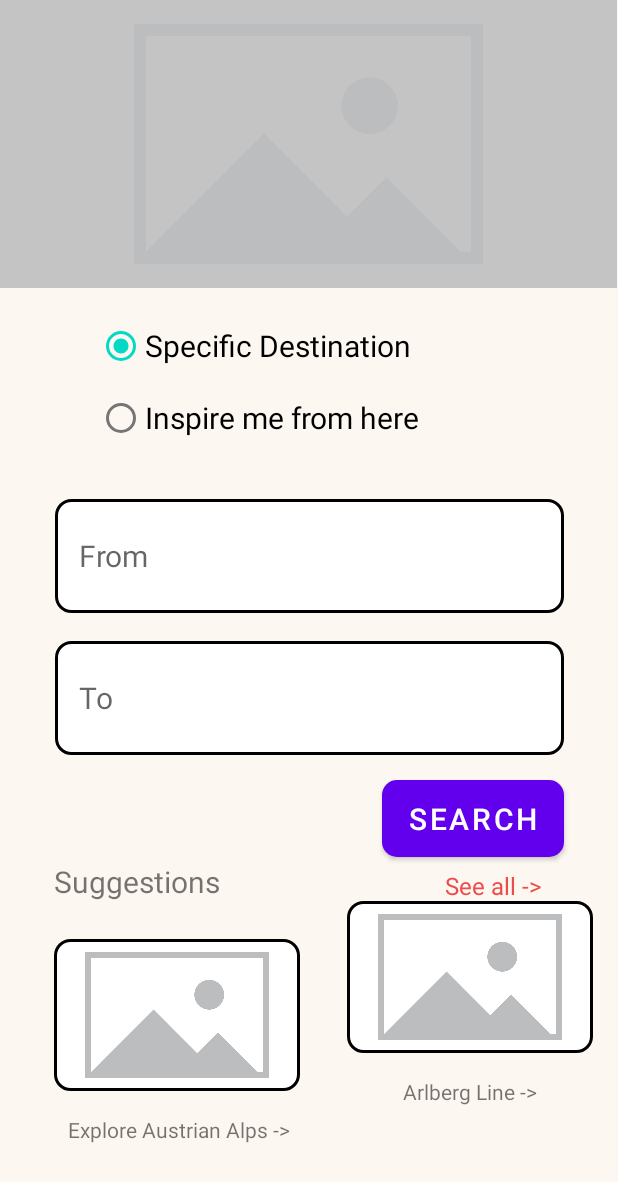
After one commit to wythayt/M3_1_114_Thema_Bahnreise_Routenplaner_fuer_landschaftlich_attraktive_Strecken, an Android app: the layout fragment_search_test.xml on its own in the app's theme, with its tools: preview values and no code run, on a phone screen of 412 x 824 dp. The commit adds this screen. Shown: the top 1182 px of the screen. Run offline under Robolectric (Android 15) with nearby library versions, the phone set to English and light mode, and no system bars.

Commit message:
Test Version

```diff
--- a/app/src/main/java/com/example/m3_app/ui/home/HomeFragment.java
+++ b/app/src/main/java/com/example/m3_app/ui/home/HomeFragment.java
@@ -24,6 +24,7 @@ public class HomeFragment extends Fragment {
         binding = FragmentHomeBinding.inflate(inflater, container, false);
         View root = binding.getRoot();
 
+
         final TextView textView = binding.textHome;
         homeViewModel.getText().observe(getViewLifecycleOwner(), textView::setText);
         return root;
--- /dev/null
+++ b/app/src/main/java/com/example/m3_app/ui/home/SearchFragmentTest.java
@@ -0,0 +1,48 @@
+package com.example.m3_app.ui.home;
+
+import android.graphics.Color;
+import android.os.Bundle;
+import android.view.LayoutInflater;
+import android.view.View;
+import android.view.ViewGroup;
+import android.widget.Toast;
+
+import androidx.annotation.NonNull;
+import androidx.fragment.app.Fragment;
+
+import com.example.m3_app.databinding.FragmentSearchBinding;
+import com.example.m3_app.R;
+
+public class SearchFragmentTest extends Fragment {
+    private FragmentSearchBinding binding;
+
+    public View onCreateView(@NonNull LayoutInflater inflater,
+                             ViewGroup container, Bundle savedInstanceState) {
+        binding = FragmentSearchBinding.inflate(inflater, container, false);
+        View root = binding.getRoot();
+
+        binding.radioGroup1.setOnCheckedChangeListener((group, checkedId) -> {
+            if (checkedId == R.id.radio_specific) {
+                binding.editTextTo2.setVisibility(View.VISIBLE);
+            } else if (checkedId == R.id.radio_inspire) {
+                binding.editTextTo2.setVisibility(View.GONE);
+            }
+        });
+        binding.searchButton.setBackgroundColor(Color.parseColor("#E63946"));
+        binding.searchButton.setOnClickListener(v -> {
+            String from = binding.editTextFrom1.getText().toString();
+            String to = binding.editTextTo2.getText().toString();
+
+            Toast.makeText(getContext(), "From: " + from + ", To: " + to, Toast.LENGTH_SHORT).show();
+        });
+
+        return root;
+    }
+
+    @Override
+    public void onDestroyView() {
+        super.onDestroyView();
+        binding = null;
+    }
+
+}
--- /dev/null
+++ b/app/src/main/res/drawable/botton_backround.xml
@@ -0,0 +1,9 @@
+<?xml version="1.0" encoding="utf-8"?>
+<shape xmlns:android="http://schemas.android.com/apk/res/android"
+    android:shape="rectangle">
+
+    <solid android:color="#EE4B4B"/>
+
+    <corners android:radius="10dp"/>
+
+</shape>
--- /dev/null
+++ b/app/src/main/res/drawable/searchbox_background.xml
@@ -0,0 +1,13 @@
+<?xml version="1.0" encoding="utf-8"?>
+    <shape xmlns:android="http://schemas.android.com/apk/res/android"
+        android:shape="rectangle">
+
+        <solid android:color="@android:color/white"/> <!-- inside color -->
+
+        <stroke
+            android:width="2dp"
+            android:color="@android:color/black" /> <!-- border -->
+
+        <corners android:radius="10dp"/> <!-- rounded corners -->
+
+    </shape>
--- /dev/null
+++ b/app/src/main/res/layout/fragment_search_test.xml
@@ -0,0 +1,185 @@
+<?xml version="1.0" encoding="utf-8"?>
+<androidx.constraintlayout.widget.ConstraintLayout xmlns:android="http://schemas.android.com/apk/res/android"
+    xmlns:app="http://schemas.android.com/apk/res-auto"
+    xmlns:tools="http://schemas.android.com/tools"
+    android:layout_width="match_parent"
+    android:layout_height="match_parent"
+    android:background="#FDF7F1">
+
+    <RadioGroup
+        android:id="@+id/radioGroup1"
+        android:layout_width="283dp"
+        android:layout_height="113dp"
+        android:orientation="vertical"
+        app:layout_constraintBottom_toBottomOf="parent"
+        app:layout_constraintEnd_toEndOf="parent"
+        app:layout_constraintStart_toStartOf="parent"
+        app:layout_constraintTop_toBottomOf="@+id/imageView"
+        app:layout_constraintVertical_bias="0.028">
+
+        <RadioButton
+            android:id="@+id/radio_specific"
+            android:layout_width="match_parent"
+            android:layout_height="wrap_content"
+            android:checked="true"
+            android:text="Specific Destination"
+            android:textSize="20sp"
+            app:layout_constraintEnd_toEndOf="parent"
+            app:layout_constraintHorizontal_bias="0.486"
+            app:layout_constraintStart_toStartOf="parent"
+            tools:layout_editor_absoluteY="184dp" />
+
+        <RadioButton
+            android:id="@+id/radio_inspire"
+            android:layout_width="match_parent"
+            android:layout_height="wrap_content"
+            android:text="Inspire me from here"
+            android:textSize="20sp"
+            app:layout_constraintEnd_toEndOf="parent"
+            app:layout_constraintHorizontal_bias="0.497"
+            app:layout_constraintStart_toStartOf="parent"
+            tools:layout_editor_absoluteY="249dp" />
+
+    </RadioGroup>
+
+    <EditText
+        android:id="@+id/editTextFrom1"
+        android:layout_width="339dp"
+        android:layout_height="76dp"
+        android:background="@drawable/searchbox_background"
+        android:ems="10"
+        android:hint="From"
+        android:inputType="text"
+        android:paddingStart="16dp"
+        android:textAlignment="viewStart"
+        android:textSize="20sp"
+        app:layout_constraintBottom_toBottomOf="parent"
+        app:layout_constraintEnd_toEndOf="parent"
+        app:layout_constraintStart_toStartOf="parent"
+        app:layout_constraintTop_toBottomOf="@+id/radioGroup1"
+        app:layout_constraintVertical_bias="0.029" />
+
+    <EditText
+        android:id="@+id/editTextTo2"
+        android:layout_width="339dp"
+        android:layout_height="76dp"
+        android:background="@drawable/searchbox_background"
+        android:ems="10"
+        android:hint="To"
+        android:inputType="text"
+        android:paddingStart="16dp"
+        android:textSize="20sp"
+        app:layout_constraintBottom_toBottomOf="parent"
+        app:layout_constraintEnd_toEndOf="parent"
+        app:layout_constraintStart_toStartOf="parent"
+        app:layout_constraintTop_toBottomOf="@+id/editTextFrom1"
+        app:layout_constraintVertical_bias="0.055" />
+
+    <Button
+        android:id="@+id/searchButton"
+        android:layout_width="121dp"
+        android:layout_height="51dp"
+        android:background="@drawable/botton_backround"
+        android:text="Search"
+        android:textSize="20sp"
+        app:layout_constraintBottom_toBottomOf="parent"
+        app:layout_constraintEnd_toEndOf="parent"
+        app:layout_constraintHorizontal_bias="0.875"
+        app:layout_constraintStart_toStartOf="parent"
+        app:layout_constraintTop_toBottomOf="@+id/editTextTo2"
+        app:layout_constraintVertical_bias="0.062" />
+
+    <ImageView
+        android:id="@+id/imageView"
+        android:layout_width="411dp"
+        android:layout_height="192dp"
+        android:background="#C4C4C4"
+        android:src="@drawable/placeholder"
+        app:layout_constraintBottom_toBottomOf="parent"
+        app:layout_constraintEnd_toEndOf="parent"
+        app:layout_constraintHorizontal_bias="0.0"
+        app:layout_constraintStart_toStartOf="parent"
+        app:layout_constraintTop_toTopOf="parent"
+        app:layout_constraintVertical_bias="0.0" />
+
+    <TextView
+        android:id="@+id/textView"
+        android:layout_width="wrap_content"
+        android:layout_height="wrap_content"
+        android:text="Suggestions"
+        android:textSize="20sp"
+        app:layout_constraintBottom_toBottomOf="parent"
+        app:layout_constraintEnd_toEndOf="parent"
+        app:layout_constraintHorizontal_bias="0.12"
+        app:layout_constraintStart_toStartOf="parent"
+        app:layout_constraintTop_toBottomOf="@+id/editTextTo2"
+        app:layout_constraintVertical_bias="0.24" />
+
+    <ImageView
+        android:id="@+id/imageView2"
+        android:layout_width="164dp"
+        android:layout_height="101dp"
+        android:layout_marginStart="36dp"
+        android:layout_marginTop="24dp"
+        android:background="@drawable/searchbox_background"
+        app:layout_constraintBottom_toBottomOf="parent"
+        app:layout_constraintStart_toStartOf="parent"
+        app:layout_constraintTop_toBottomOf="@+id/textView"
+        app:layout_constraintVertical_bias="0.008"
+        app:srcCompat="@drawable/placeholder" />
+
+    <ImageView
+        android:id="@+id/imageView3"
+        android:layout_width="164dp"
+        android:layout_height="101dp"
+        android:layout_marginStart="20dp"
+        android:layout_marginBottom="124dp"
+        android:background="@drawable/searchbox_background"
+        app:layout_constraintBottom_toBottomOf="parent"
+        app:layout_constraintEnd_toEndOf="parent"
+        app:layout_constraintHorizontal_bias="0.407"
+        app:layout_constraintStart_toEndOf="@+id/imageView2"
+        app:layout_constraintTop_toBottomOf="@+id/textView"
+        app:layout_constraintVertical_bias="0.423"
+        app:srcCompat="@drawable/placeholder" />
+
+    <TextView
+        android:id="@+id/textView2"
+        android:layout_width="165dp"
+        android:layout_height="20dp"
+        android:layout_marginTop="16dp"
+        android:text="Explore Austrian Alps ->"
+        android:textAlignment="center"
+        app:layout_constraintEnd_toEndOf="@+id/imageView2"
+        app:layout_constraintHorizontal_bias="0.0"
+        app:layout_constraintStart_toStartOf="@+id/imageView2"
+        app:layout_constraintTop_toBottomOf="@+id/imageView2" />
+
+    <TextView
+        android:id="@+id/textView3"
+        android:layout_width="165dp"
+        android:layout_height="20dp"
+        android:layout_marginTop="16dp"
+        android:text="Arlberg Line ->"
+        android:textAlignment="center"
+        app:layout_constraintEnd_toEndOf="@+id/imageView3"
+        app:layout_constraintHorizontal_bias="1.0"
+        app:layout_constraintStart_toStartOf="@+id/imageView3"
+        app:layout_constraintTop_toBottomOf="@+id/imageView3" />
+
+    <TextView
+        android:id="@+id/textView4"
+        android:layout_width="wrap_content"
+        android:layout_height="wrap_content"
+        android:text="See all ->"
+        android:textColor="#EE4B4B"
+        android:textSize="16sp"
+        app:layout_constraintBottom_toBottomOf="parent"
+        app:layout_constraintEnd_toEndOf="parent"
+        app:layout_constraintHorizontal_bias="0.746"
+        app:layout_constraintStart_toEndOf="@+id/textView"
+        app:layout_constraintTop_toBottomOf="@+id/searchButton"
+        app:layout_constraintVertical_bias="0.034" />
+
+
+</androidx.constraintlayout.widget.ConstraintLayout>
--- a/app/src/main/res/navigation/mobile_navigation.xml
+++ b/app/src/main/res/navigation/mobile_navigation.xml
@@ -7,9 +7,9 @@
 
     <fragment
         android:id="@+id/navigation_home"
-        android:name="com.example.m3_app.ui.home.HomeFragment"
+        android:name="com.example.m3_app.ui.home.SearchFragmentTest"
         android:label="@string/title_home"
-        tools:layout="@layout/fragment_home" />
+        tools:layout="@layout/fragment_search_test" />
 
     <fragment
         android:id="@+id/navigation_dashboard"
```
Also changed, not shown: app/src/main/res/drawable/placeholder.png (added).
